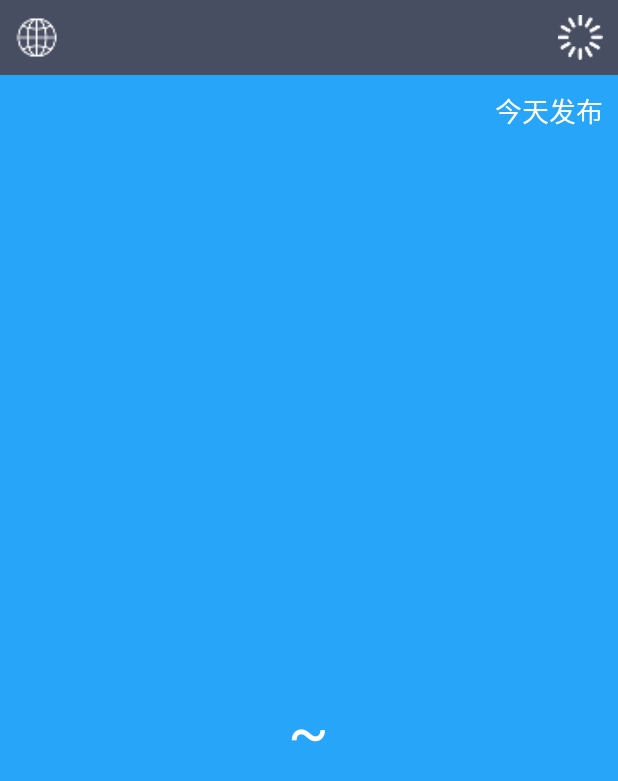
After one commit to ToOak/CoolWearther, an Android app: the WeatherActivity screen opened directly, with no data from a screen before it, on a phone screen of 412 x 824 dp. The commit adds this screen. Shown: the top 781 px of the screen. Run offline under Robolectric (Android 15) with nearby library versions, the phone set to English and light mode, and no system bars.

Commit message:
加入显示天气信息的功能, 新增切换城市和手动更新天气的功能。

```diff
--- a/app/src/main/AndroidManifest.xml
+++ b/app/src/main/AndroidManifest.xml
@@ -16,6 +16,7 @@
                 <category android:name="android.intent.category.LAUNCHER" />
             </intent-filter>
         </activity>
+        <activity android:name=".acticity.WeatherActivity"></activity>
     </application>
 
 </manifest>
--- /dev/null
+++ b/app/src/main/java/com/cc/xsl/coolweather/acticity/WeatherActivity.java
@@ -0,0 +1,195 @@
+package com.cc.xsl.coolweather.acticity;
+
+import android.app.Activity;
+import android.content.Intent;
+import android.content.SharedPreferences;
+import android.os.Bundle;
+import android.preference.PreferenceManager;
+import android.text.TextUtils;
+import android.util.Log;
+import android.view.View;
+import android.view.Window;
+import android.widget.Button;
+import android.widget.LinearLayout;
+import android.widget.TextView;
+
+import com.cc.xsl.coolweather.R;
+import com.cc.xsl.coolweather.utils.HttpCallbackListener;
+import com.cc.xsl.coolweather.utils.HttpUtil;
+import com.cc.xsl.coolweather.utils.Utility;
+
+/**
+ * Created by xushuailong on 2016/5/23.
+ */
+public class WeatherActivity extends Activity implements View.OnClickListener {
+    private LinearLayout weatherInfoLayout;
+    /**
+     * 用于显示城市名
+     */
+    private TextView cityNameText;
+    /**
+     * 用于显示发布时间
+     */
+    private TextView publishText;
+    /**
+     * 用于显示天气描述信息
+     */
+    private TextView weatherDespText;
+    /**
+     * 用于显示气温1
+     */
+    private TextView temp1Text;
+    /**
+     * 用于显示气温2
+     */
+    private TextView temp2Text;
+    /**
+     * 用于显示当前日期
+     */
+    private TextView currentDateText;
+    /**
+     * 切换城市按钮
+     */
+    private Button switchCity;
+    /**
+     * 更新天气按钮
+     */
+    private Button refreshWeather;
+
+    @Override
+    protected void onCreate(Bundle savedInstanceState) {
+        super.onCreate(savedInstanceState);
+        requestWindowFeature(Window.FEATURE_NO_TITLE);
+        setContentView(R.layout.weather_layout);
+        initViews();
+        viewEvents();
+    }
+
+    private void initViews() {
+        weatherInfoLayout = (LinearLayout) findViewById(R.id.weather_info_layout);
+        cityNameText = (TextView) findViewById(R.id.city_name);
+        publishText = (TextView) findViewById(R.id.publish_text);
+        weatherDespText = (TextView) findViewById(R.id.weather_desp);
+        temp1Text = (TextView) findViewById(R.id.temp1);
+        temp2Text = (TextView) findViewById(R.id.temp2);
+        currentDateText = (TextView) findViewById(R.id.current_date);
+        switchCity = (Button) findViewById(R.id.switch_city);
+        refreshWeather = (Button) findViewById(R.id.refresh_weather);
+    }
+
+    private void viewEvents() {
+        String countyCode = getIntent().getStringExtra("county_code");
+        if (!TextUtils.isEmpty(countyCode)){
+            //有县级代号就去查询天气
+            publishText.setText("同步中...");
+            weatherInfoLayout.setVisibility(View.INVISIBLE);
+            cityNameText.setVisibility(View.INVISIBLE);
+            queryWeatherCode(countyCode);
+        }else {
+            //没有县级代号就直接显示本地天气
+            showWeather();
+        }
+        switchCity.setOnClickListener(this);
+        refreshWeather.setOnClickListener(this);
+    }
+
+    /**
+     * 从SharedPreferences文件中读取存储的天气信息，并显示到界面上。
+     */
+    private void showWeather() {
+        SharedPreferences prefs = PreferenceManager.getDefaultSharedPreferences(this);
+        cityNameText.setText(prefs.getString("city_name",""));
+        temp1Text.setText(prefs.getString("temp1",""));
+        temp2Text.setText(prefs.getString("temp2",""));
+        weatherDespText.setText(prefs.getString("weather_desp",""));
+        publishText.setText("今天" + prefs.getString("publish_time","") + "发布");
+        currentDateText.setText(prefs.getString("current_date",""));
+        weatherInfoLayout.setVisibility(View.VISIBLE);
+        cityNameText.setVisibility(View.VISIBLE);
+    }
+
+    /**
+     * 查询县级代号所对应的天气代号。
+     * @param countyCode
+     */
+    private void queryWeatherCode(String countyCode) {
+        String address = "http://www.weather.com.cn/data/list3/city" + countyCode + ".xml";
+        queryFromServer(address, "countyCode");
+    }
+
+    /**
+     * 根据传入的地址和类型去向服务器查询天气代号或者天气信息。
+     * @param address
+     * @param type
+     */
+    private void queryFromServer(final String address, final String type) {
+        HttpUtil.sendHttpRequest(address, new HttpCallbackListener() {
+            @Override
+            public void onFinish(String response) {
+                Log.d("oak","address:"+address+"\ttype:"+type+"\tresponse:"+response);
+                if ("countyCode".equals(type)) {
+                    if (!TextUtils.isEmpty(response)) {
+                        //从服务器返回的数据中解析出天气代号
+                        String[] array = response.split("\\|");
+                        if (array != null && array.length == 2) {
+                            String weatherCode = array[1];
+                            queryWeatherInfo(weatherCode);
+                        }
+                    }
+                } else if ("weatherCode".equals(type)) {
+                    //处理服务器返回的天气信息
+                    Utility.handleWeatherResponse(WeatherActivity.this, response);
+                    runOnUiThread(new Runnable() {
+                        @Override
+                        public void run() {
+                            showWeather();
+                        }
+                    });
+                }
+            }
+
+            @Override
+            public void onError(Exception e) {
+                runOnUiThread(new Runnable() {
+                    @Override
+                    public void run() {
+                        publishText.setText("同步失败");
+                    }
+                });
+            }
+        });
+    }
+
+    /**
+     * 查询天气代号所对应的天气。
+     * @param weatherCode
+     */
+    private void queryWeatherInfo(String weatherCode) {
+        String address = "http://www.weather.com.cn/data/cityinfo/" + weatherCode + ".html";
+        queryFromServer(address,"weatherCode");
+    }
+
+    @Override
+    public void onClick(View v) {
+        switch (v.getId()){
+            case R.id.switch_city:{
+                Intent intent = new Intent(WeatherActivity.this,ChoseAreaActivity.class);
+                intent.putExtra("from_weather_activity",true);
+                startActivity(intent);
+                Log.d("oak","to chose area");
+                finish();
+                break;
+            }
+            case R.id.refresh_weather:{
+                publishText.setText("同步中...");
+                SharedPreferences prefs = PreferenceManager.getDefaultSharedPreferences(this);
+                String weatherCode = prefs.getString("weather_code","");
+                Log.d("oak","weatherCode:"+weatherCode);
+                if (!TextUtils.isEmpty(weatherCode)){
+                    queryWeatherInfo(weatherCode);
+                }
+                break;
+            }
+        }
+    }
+}
--- /dev/null
+++ b/app/src/main/res/layout/weather_layout.xml
@@ -0,0 +1,100 @@
+<?xml version="1.0" encoding="utf-8"?>
+<LinearLayout xmlns:android="http://schemas.android.com/apk/res/android"
+    android:orientation="vertical"
+    android:layout_width="match_parent"
+    android:layout_height="match_parent">
+
+    <RelativeLayout
+        android:background="#484e61"
+        android:layout_width="match_parent"
+        android:layout_height="50dp">
+        <Button
+            android:background="@mipmap/home"
+            android:id="@+id/switch_city"
+            android:layout_centerVertical="true"
+            android:layout_marginLeft="10dp"
+            android:layout_width="30dp"
+            android:layout_height="30dp" />
+        <TextView
+            android:textColor="#fff"
+            android:textSize="24sp"
+            android:id="@+id/city_name"
+            android:layout_centerInParent="true"
+            android:layout_width="wrap_content"
+            android:layout_height="wrap_content" />
+        <Button
+            android:id="@+id/refresh_weather"
+            android:layout_alignParentRight="true"
+            android:layout_centerVertical="true"
+            android:layout_marginRight="10dp"
+            android:background="@mipmap/refresh"
+            android:layout_width="30dp"
+            android:layout_height="30dp" />
+    </RelativeLayout>
+    <RelativeLayout
+        android:background="#27a5f9"
+        android:layout_weight="1"
+        android:layout_width="match_parent"
+        android:layout_height="0dp">
+        <TextView
+            android:id="@+id/publish_text"
+            android:layout_width="wrap_content"
+            android:layout_height="wrap_content"
+            android:layout_alignParentRight="true"
+            android:layout_marginRight="10dp"
+            android:layout_marginTop="10dp"
+            android:textColor="#fff"
+            android:textSize="18sp"/>
+        <LinearLayout
+            android:orientation="vertical"
+            android:id="@+id/weather_info_layout"
+            android:layout_width="wrap_content"
+            android:layout_height="wrap_content"
+            android:layout_centerInParent="true">
+            <TextView
+                android:id="@+id/current_date"
+                android:layout_width="wrap_content"
+                android:layout_height="40dp"
+                android:gravity="center"
+                android:textColor="#fff"
+                android:textSize="18sp"/>
+            <TextView
+                android:id="@+id/weather_desp"
+                android:layout_width="wrap_content"
+                android:layout_height="60dp"
+                android:layout_gravity="center_horizontal"
+                android:gravity="center"
+                android:textColor="#fff"
+                android:textSize="40sp"/>
+            <LinearLayout
+                android:layout_gravity="center_horizontal"
+                android:orientation="horizontal"
+                android:layout_width="wrap_content"
+                android:layout_height="60dp">
+                <TextView
+                    android:id="@+id/temp1"
+                    android:layout_gravity="center_vertical"
+                    android:textColor="#fff"
+                    android:textSize="40sp"
+                    android:layout_width="wrap_content"
+                    android:layout_height="wrap_content" />
+                <TextView
+                    android:layout_width="wrap_content"
+                    android:layout_height="wrap_content"
+                    android:layout_gravity="center_vertical"
+                    android:layout_marginLeft="10dp"
+                    android:layout_marginRight="10dp"
+                    android:text="~"
+                    android:textColor="#fff"
+                    android:textSize="40sp"/>
+                <TextView
+                    android:id="@+id/temp2"
+                    android:layout_gravity="center_vertical"
+                    android:textColor="#fff"
+                    android:textSize="40sp"
+                    android:layout_width="wrap_content"
+                    android:layout_height="wrap_content" />
+            </LinearLayout>
+        </LinearLayout>
+    </RelativeLayout>
+</LinearLayout>
```
Also changed, not shown: app/src/main/java/com/cc/xsl/coolweather/acticity/ChoseAreaActivity.java (+22 -0 lines), app/src/main/java/com/cc/xsl/coolweather/utils/Utility.java (+55 -0 lines), app/src/main/res/mipmap-xxhdpi/home.png (added), app/src/main/res/mipmap-xxhdpi/refresh.png (added).
